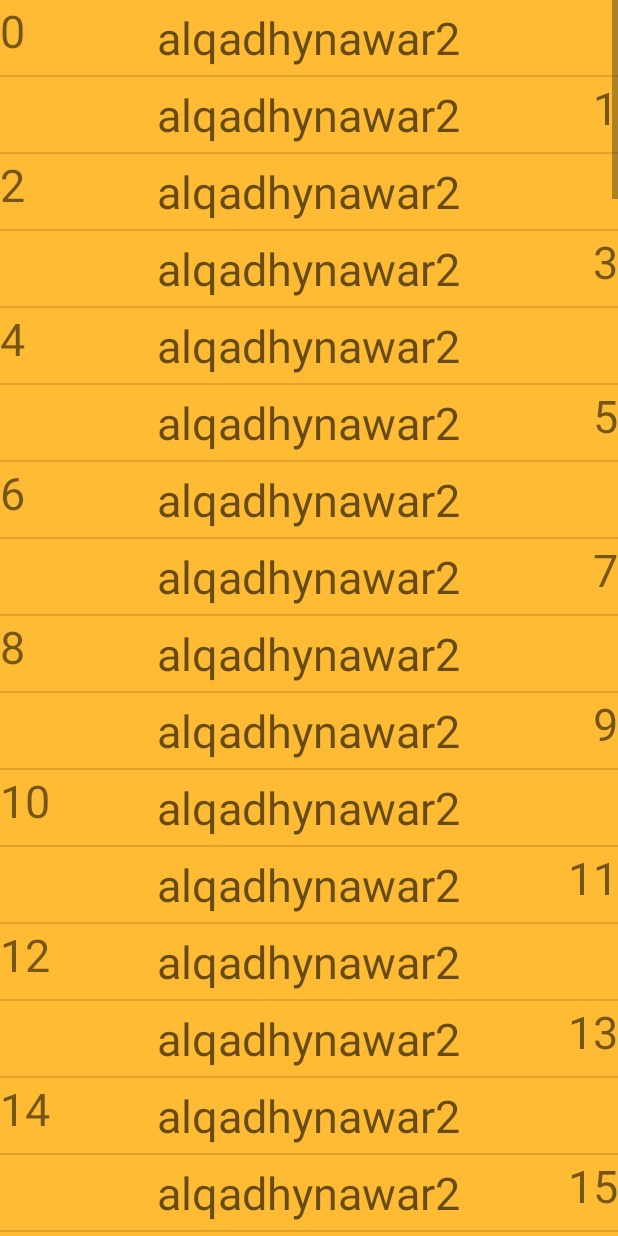
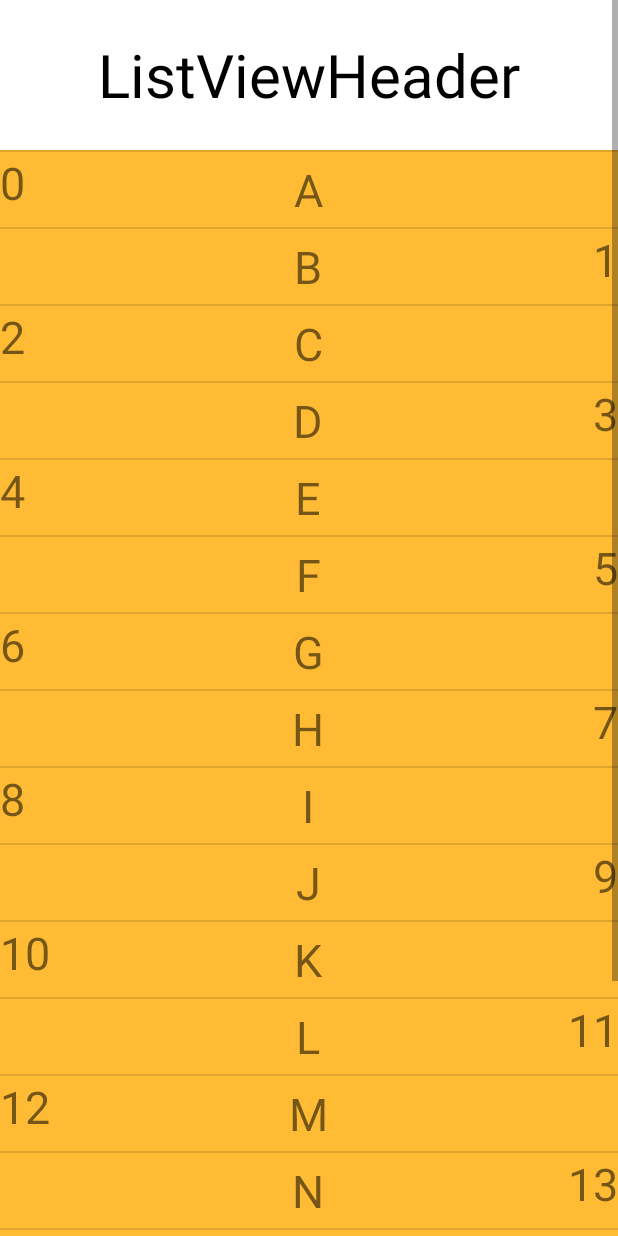
Before and after one commit to nawaralqadhy/alqadhynawar2, an Android app: the screen it shows after launch (ListViewActivity), after a tap on an icon or button, on a phone screen of 412 x 824 dp. Run offline under Robolectric (Android 15) with nearby library versions, the phone set to English and light mode, and no system bars.

Commit message:
Feb-6-2017

```diff
--- a/app/src/main/AndroidManifest.xml
+++ b/app/src/main/AndroidManifest.xml
@@ -3,6 +3,7 @@
     package="com.example.nawaralqadhy.alqadhynawar2">
 
     <application
+        android:name=".nawarApplication"
         android:allowBackup="true"
         android:icon="@mipmap/ic_launcher"
         android:label="@string/app_name"
@@ -16,7 +17,8 @@
             </intent-filter>
         </activity>
         <activity android:name=".ListViewActivity" />
-        <activity android:name=".ViewPagerActivity"></activity>
+        <activity android:name=".ViewPagerActivity" />
+        <activity android:name=".BaseActivity"></activity>
     </application>
 
 </manifest>
--- /dev/null
+++ b/app/src/main/java/com/example/nawaralqadhy/alqadhynawar2/BaseActivity.java
@@ -0,0 +1,29 @@
+package com.example.nawaralqadhy.alqadhynawar2;
+
+import android.content.Intent;
+import android.os.Bundle;
+import android.support.v7.app.AppCompatActivity;
+import android.widget.Toast;
+
+public class BaseActivity extends AppCompatActivity {
+
+    @Override
+    protected void onCreate(Bundle savedInstanceState) {
+        super.onCreate(savedInstanceState);
+    }
+
+    public void toActivity(Class name) {
+        Intent intent = new Intent(this, name);
+        startActivity(intent);
+    }
+
+    public void toastLong(String content) {
+        Toast.makeText(this, content, Toast.LENGTH_LONG).show();
+
+    }
+
+    public void toastShort(String content) {
+        Toast.makeText(this, content, Toast.LENGTH_SHORT).show();
+
+    }
+}
--- a/app/src/main/java/com/example/nawaralqadhy/alqadhynawar2/ListViewActivity.java
+++ b/app/src/main/java/com/example/nawaralqadhy/alqadhynawar2/ListViewActivity.java
@@ -2,29 +2,65 @@ package com.example.nawaralqadhy.alqadhynawar2;
 
 import android.os.Bundle;
 import android.support.v7.app.AppCompatActivity;
+import android.util.Log;
+import android.view.Gravity;
 import android.view.View;
 import android.widget.AdapterView;
+import android.widget.LinearLayout;
 import android.widget.ListView;
+import android.widget.TextView;
 import android.widget.Toast;
 
+import com.example.nawaralqadhy.alqadhynawar2.adapter.ListViewAdapter;
 
-import com.example.nawaralqadhy.alqadhynawar2.adapter.ListViewAdapter;
+import java.util.ArrayList;
 
 public class ListViewActivity extends AppCompatActivity implements AdapterView.OnItemClickListener {
 
     private ListView listView;
+    private ArrayList<String> listResult;
 
     @Override
     protected void onCreate(Bundle savedInstanceState) {
         super.onCreate(savedInstanceState);
         setContentView(R.layout.activity_list_view);
-
+        listResult = new ArrayList<String>();
+        creatFakeResult();
         initialView();
     }
+    private void  creatFakeResult(){
+        listResult.add("A");
+        listResult.add("B");
+        listResult.add("C");
+        listResult.add("D");
+        listResult.add("E");
+        listResult.add("F");
+        listResult.add("G");
+        listResult.add("H");
+        listResult.add("I");
+        listResult.add("J");
+        listResult.add("K");
+        listResult.add("L");
+        listResult.add("M");
+        listResult.add("N");
+        listResult.add("O");
+        listResult.add("P");
+        listResult.add("Q");
 
+    }
     private void initialView() {
         listView = (ListView) findViewById(R.id.list_view);
-        ListViewAdapter listViewAdapter = new ListViewAdapter(this);
+        View view  = getLayoutInflater().inflate(R.layout.list_view_header,null);
+
+        LinearLayout listViewHeader = (LinearLayout) view.findViewById(R.id.list_view_header);
+        ListViewAdapter listViewAdapter = new ListViewAdapter(this,listResult);
+        listView.addHeaderView((listViewHeader));
+        TextView tv = new TextView(this);
+        tv.setText("We have no more content");
+        tv.setTextSize(28);
+        tv.setGravity(Gravity.CENTER);
+        listView.addFooterView(tv);
+
         listView.setAdapter(listViewAdapter);
         listView.setOnItemClickListener(this);
 
@@ -33,6 +69,6 @@ public class ListViewActivity extends AppCompatActivity implements AdapterView.O
     @Override
     public void onItemClick(AdapterView<?> parent, View view, int position, long id) {
         Toast.makeText(this,"Listview was clicked at position:"+position,Toast.LENGTH_LONG);
-
+        Log.d("testD",String.valueOf(position));
     }
 }
--- a/app/src/main/java/com/example/nawaralqadhy/alqadhynawar2/MainActivity.java
+++ b/app/src/main/java/com/example/nawaralqadhy/alqadhynawar2/MainActivity.java
@@ -1,13 +1,14 @@
 package com.example.nawaralqadhy.alqadhynawar2;
 
 import android.content.Intent;
-import android.support.v7.app.AppCompatActivity;
 import android.os.Bundle;
 import android.view.View;
 import android.widget.ImageButton;
 import android.widget.Toast;
 
-public class MainActivity extends AppCompatActivity {
+import com.example.nawaralqadhy.alqadhynawar2.util.UtilLog;
+
+public class MainActivity extends BaseActivity {
 
     private ImageButton bt1;
     private ImageButton bt3;
@@ -44,14 +45,21 @@ public class MainActivity extends AppCompatActivity {
         bt3.setOnClickListener(new View.OnClickListener() {
             @Override
             public void onClick(View v) {
-                Intent intent = new Intent(v.getContext(),ListViewActivity.class);
-                startActivity(intent);
+                toActivity(ListViewActivity.class);
+//                Intent intent = new Intent(v.getContext(),ListViewActivity.class);
+//                startActivity(intent);
 
             }
         });
     }
 
     public void onClick(View v){
-        Toast.makeText(this, "Button 2 was clicked", Toast.LENGTH_LONG).show();
+      //  Toast.makeText(this, "Button 2 was clicked", Toast.LENGTH_LONG).show();
+        toastLong("Button2 was Clicked");
+        UtilLog.logD("testD" , "Toast");
+       // Log.e("testD" , "Toast");
+        //Log.i("testD" , "Toast");
+        //Log.v("testD" , "Toast");
+        // Log.w("testD" , "Toast");
     }
 }
--- a/app/src/main/java/com/example/nawaralqadhy/alqadhynawar2/adapter/ListViewAdapter.java
+++ b/app/src/main/java/com/example/nawaralqadhy/alqadhynawar2/adapter/ListViewAdapter.java
@@ -10,23 +10,27 @@ import android.widget.TextView;
 
 import com.example.nawaralqadhy.alqadhynawar2.R;
 
+import java.util.ArrayList;
+
 /**
  * Created by nawaralqadhy on 1/25/17.
  */
 
 public class ListViewAdapter extends BaseAdapter {
     private final LayoutInflater mInflater;
+    private final ArrayList<String> listResult;
     private  Context mContext;
 
-    public ListViewAdapter(Context context) {
-        mContext = context;
+    public ListViewAdapter(Context context , ArrayList<String> listResult) {
+        this.mContext = context;
+        this.listResult = listResult;
         mInflater = (LayoutInflater) mContext.getSystemService(Context.LAYOUT_INFLATER_SERVICE);
 
-    }
+   }
 
     @Override
     public int getCount() {
-        return 100;
+        return listResult.size();
     }
 
     @Override
@@ -60,6 +64,7 @@ public class ListViewAdapter extends BaseAdapter {
         }
             holder.textView1.setText(String.valueOf(position));
             holder.textView3.setText(String.valueOf(position));
+            holder.textView2.setText(listResult.get(position));
 
 
         if ( position % 2 == 0  ){
--- /dev/null
+++ b/app/src/main/java/com/example/nawaralqadhy/alqadhynawar2/nawarApplication.java
@@ -0,0 +1,19 @@
+package com.example.nawaralqadhy.alqadhynawar2;
+
+import android.app.Application;
+
+import com.example.nawaralqadhy.alqadhynawar2.util.UtilLog;
+
+/**
+ * Created by nawaralqadhy on 2/6/17.
+ */
+
+public class nawarApplication extends Application {
+
+    public void onCreate(){
+        super.onCreate();
+        UtilLog.setDebug(true);
+
+    }
+
+}
--- /dev/null
+++ b/app/src/main/java/com/example/nawaralqadhy/alqadhynawar2/util/UtilLog.java
@@ -0,0 +1,20 @@
+package com.example.nawaralqadhy.alqadhynawar2.util;
+import android.util.Log;
+/**
+ * Created by nawaralqadhy on 2/6/17.
+ */
+
+public class UtilLog {
+    private static boolean Debug = false;
+    public static  void  setDebug ( boolean b ){
+        Debug = b;
+
+    }
+
+    public static void logD(String key,String value){
+        if ( Debug)
+        {
+            Log.d(key, value);
+        }
+    }
+}
--- a/app/src/main/res/layout/activity_main.xml
+++ b/app/src/main/res/layout/activity_main.xml
@@ -27,22 +27,15 @@
             android:gravity="center"
             android:textColor="@color/white"
             />
-        <ImageButton
-            android:layout_width="48dp"
-            android:layout_height="48dp"
-
-            android:layout_marginLeft="12dp"
-            android:layout_centerVertical="true"
-            android:layout_alignParentLeft="true"
 
 
-            />
+
+
         <ImageButton
             android:layout_width="48dp"
             android:layout_height="48dp"
             android:background="@android:color/transparent"
             android:src="@drawable/bt_style"
-
             android:layout_marginLeft="12dp"
             android:layout_centerVertical="true"
             android:layout_alignParentLeft="true"
--- /dev/null
+++ b/app/src/main/res/layout/list_view_header.xml
@@ -0,0 +1,23 @@
+<?xml version="1.0" encoding="utf-8"?>
+<LinearLayout xmlns:android="http://schemas.android.com/apk/res/android"
+    android:id="@+id/list_view_header"
+    android:orientation="vertical" android:layout_width="match_parent"
+    android:layout_height="100dp"
+    android:background="@color/white"
+    >
+
+
+
+
+    <TextView
+        android:layout_width="match_parent"
+        android:layout_height="100dp"
+        android:textSize="40sp"
+        android:layout_gravity="center"
+        android:gravity="center"
+        android:textColor="@color/black"
+        android:text="ListViewHeader"
+        />
+
+
+</LinearLayout>
```
Also changed, not shown: app/src/main/res/mipmap-xhdpi/mybest_user_diamond_headicon.png (added), app/src/main/res/mipmap-xhdpi/mybest_user_gold_headicon.png (added), app/src/main/res/mipmap-xhdpi/mybest_user_normal_headicon.png (added).
